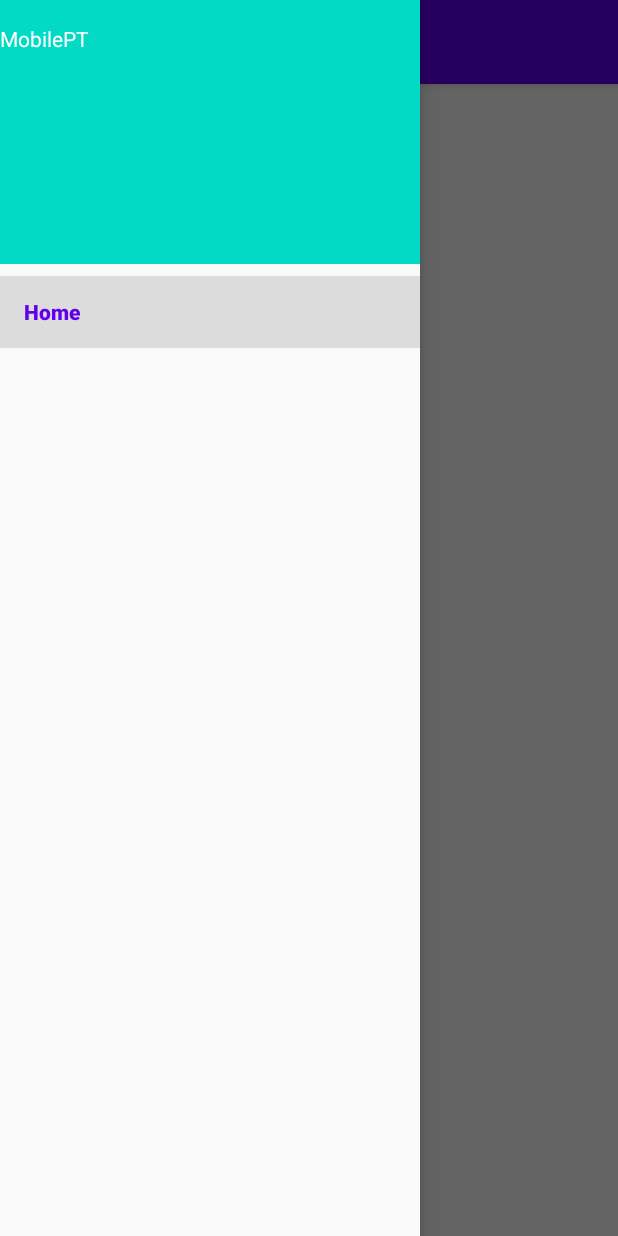
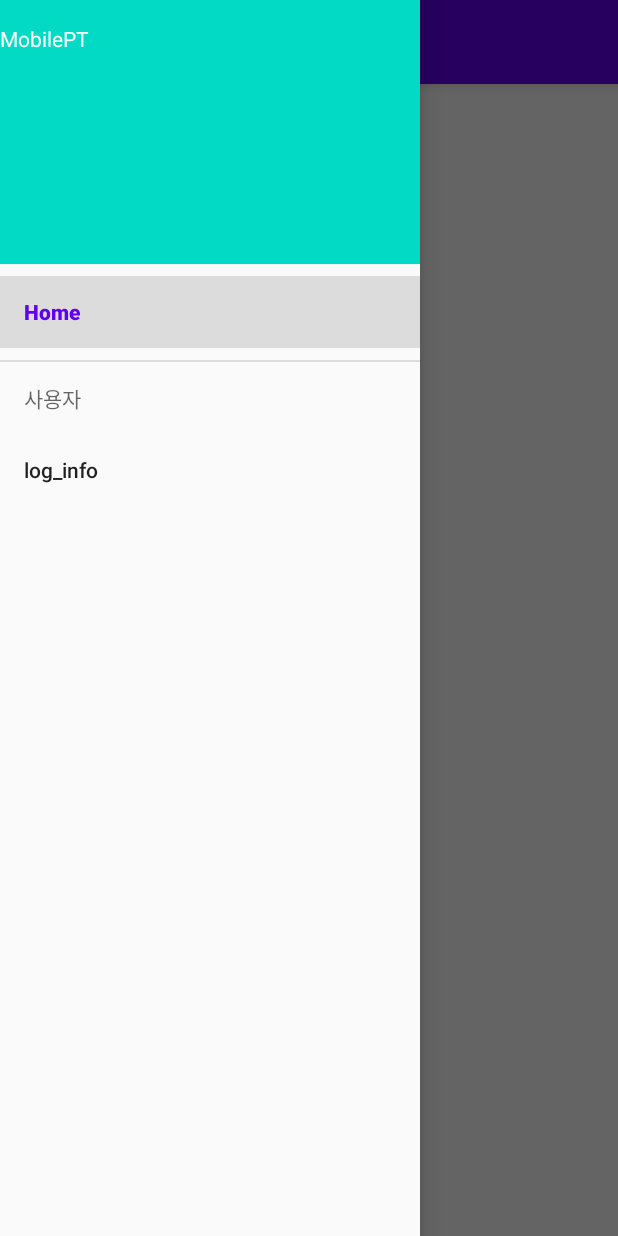
Before and after one commit to YuJunCheol/MPT, an Android app: the screen it shows after launch (MainActivity), with the side drawer open, on a phone screen of 412 x 824 dp. Run offline under Robolectric (Android 15) with nearby library versions, the phone set to English and light mode, and no system bars; our stand-ins replace navigation-ui.

Commit message:
new file

```diff
--- a/Client/app/src/main/java/com/yujuncheol/android/mobilept/MainActivity.java
+++ b/Client/app/src/main/java/com/yujuncheol/android/mobilept/MainActivity.java
@@ -29,7 +29,6 @@ public class MainActivity extends AppCompatActivity {
 
         mAppBarConfiguration = new AppBarConfiguration.Builder(
                 R.id.nav_home).setDrawerLayout(drawer).build();
-
         NavController navController = Navigation.findNavController(this, R.id.nav_host_fragment);
         NavigationUI.setupActionBarWithNavController(this, navController, mAppBarConfiguration);
         NavigationUI.setupWithNavController(navigationView, navController);
--- a/Client/app/src/main/res/menu/activity_main_drawer.xml
+++ b/Client/app/src/main/res/menu/activity_main_drawer.xml
@@ -10,6 +10,13 @@
 
 
     </group>
+    <item android:title="사용자">
+        <menu >
+            <item
+                android:id="@+id/tv_nav_logtitle"
+                android:title="log_info"/>
+        </menu>
+    </item>
 
 
 </menu>
```
Also changed, not shown: Client/app/src/main/java/com/yujuncheol/android/mobilept/UI/Login/LoginActivity.java (+12 -1 lines).
